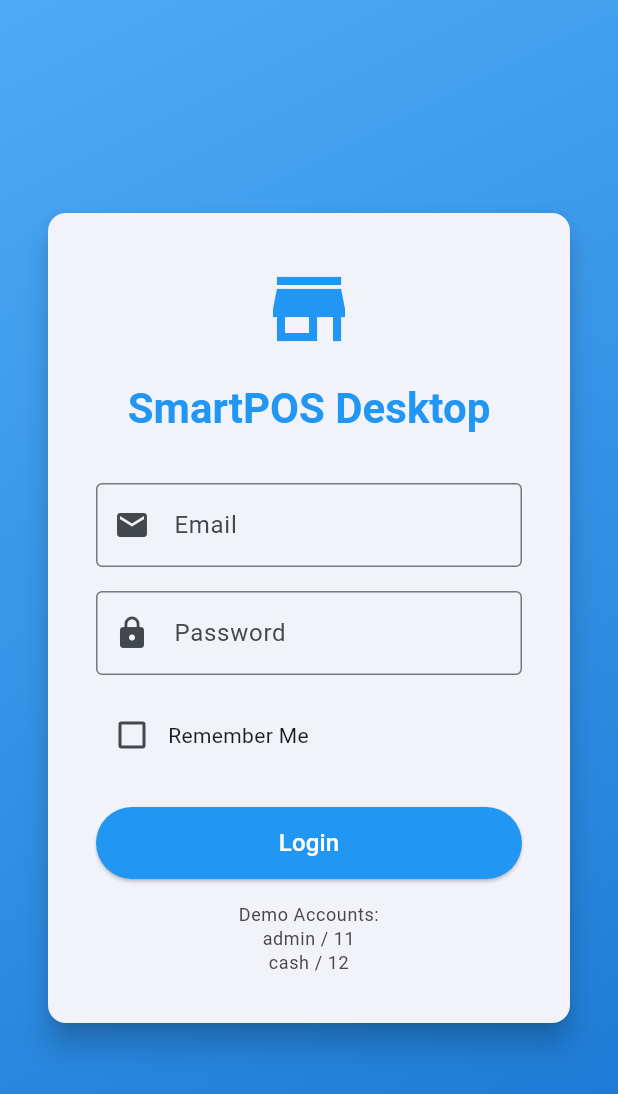
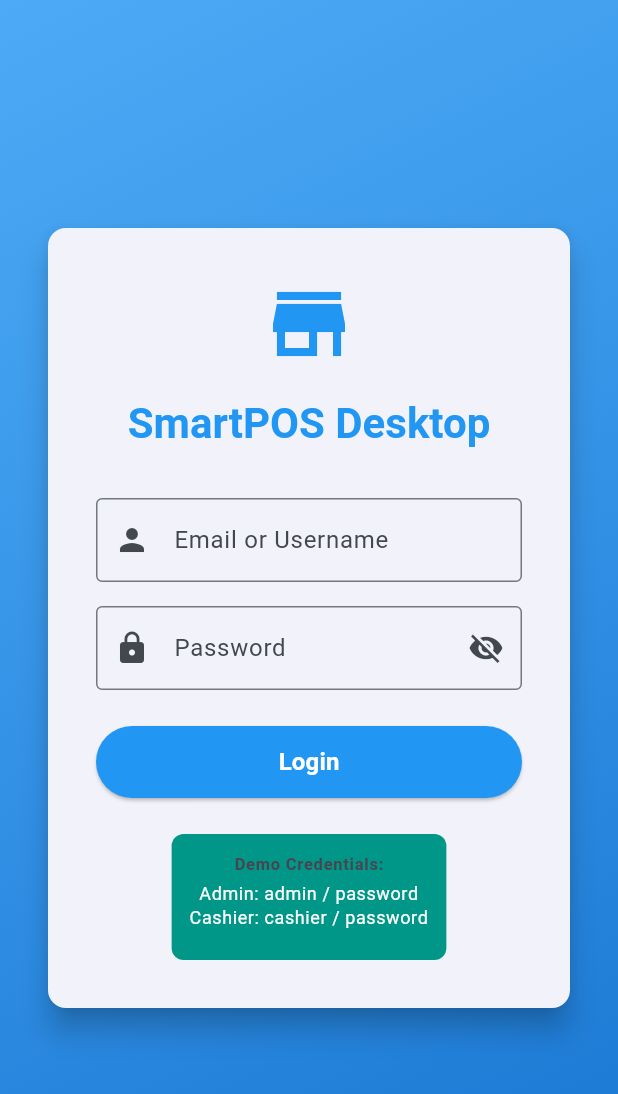
Before and after one commit to Jaffar-Kazmi/Smart-POS, a Flutter app: the screen it shows after launch, on a phone screen of 412 x 824 dp. Shown: the top 1094 px of the screen. Run offline on Flutter 3.47's test engine with Material 3 defaults, Android fonts, the phone set to English and light mode, and no system bars; our stand-ins replace fl_chart, go_router, sqflite, sqflite_common_ffi; missing offline and left inert: window_manager; accounts and stored records are empty.

Commit message:
feat(auth): implement user registration functionality

```diff
--- a/lib/features/auth/presentation/pages/login_page.dart
+++ b/lib/features/auth/presentation/pages/login_page.dart
@@ -1,4 +1,3 @@
-
 import 'package:flutter/material.dart';
 import 'package:provider/provider.dart';
 import 'package:go_router/go_router.dart';
@@ -7,7 +6,7 @@ import '../../../../core/constants/app_colors.dart';
 import '../../../../core/constants/app_strings.dart';
 
 class LoginPage extends StatefulWidget {
-  const LoginPage({super.key});
+  const LoginPage({Key? key}) : super(key: key);
 
   @override
   State<LoginPage> createState() => _LoginPageState();
@@ -15,13 +14,14 @@ class LoginPage extends StatefulWidget {
 
 class _LoginPageState extends State<LoginPage> {
   final _formKey = GlobalKey<FormState>();
-  final _emailController = TextEditingController();
+  final _identifierController = TextEditingController();
   final _passwordController = TextEditingController();
   bool _rememberMe = false;
+  bool _obscurePassword = true;
 
   @override
   void dispose() {
-    _emailController.dispose();
+    _identifierController.dispose();
     _passwordController.dispose();
     super.dispose();
   }
@@ -35,7 +35,7 @@ class _LoginPageState extends State<LoginPage> {
             begin: Alignment.topLeft,
             end: Alignment.bottomRight,
             colors: [
-              AppColors.primary.withAlpha(204), // 0.8 opacity
+              AppColors.primary.withOpacity(0.8),
               AppColors.primaryDark,
             ],
           ),
@@ -52,7 +52,7 @@ class _LoginPageState extends State<LoginPage> {
                 child: Column(
                   mainAxisSize: MainAxisSize.min,
                   children: [
-                    const Icon(
+                    Icon(
                       Icons.store,
                       size: 64,
                       color: AppColors.primary,
@@ -66,64 +66,54 @@ class _LoginPageState extends State<LoginPage> {
                       ),
                     ),
                     const SizedBox(height: 32),
+
                     TextFormField(
-                      controller: _emailController,
+                      controller: _identifierController,
                       decoration: const InputDecoration(
-                        labelText: AppStrings.email,
-                        prefixIcon: Icon(Icons.email),
+                        labelText: 'Email or Username',
+                        prefixIcon: Icon(Icons.person),
                         border: OutlineInputBorder(),
                       ),
                       validator: (value) {
                         if (value == null || value.isEmpty) {
-                          return AppStrings.fieldRequired;
+                          return 'Please enter email or username';
                         }
                         return null;
                       },
                     ),
                     const SizedBox(height: 16),
+
                     TextFormField(
                       controller: _passwordController,
-                      obscureText: true,
-                      decoration: const InputDecoration(
-                        labelText: AppStrings.password,
-                        prefixIcon: Icon(Icons.lock),
-                        border: OutlineInputBorder(),
+                      obscureText: _obscurePassword,
+                      decoration: InputDecoration(
+                        labelText: 'Password',
+                        prefixIcon: const Icon(Icons.lock),
+                        border: const OutlineInputBorder(),
+                        suffixIcon: IconButton(
+                          icon: Icon(
+                            _obscurePassword
+                                ? Icons.visibility_off
+                                : Icons.visibility,
+                          ),
+                          onPressed: () {
+                            setState(() {
+                              _obscurePassword = !_obscurePassword;
+                            });
+                          },
+                        ),
                       ),
                       validator: (value) {
                         if (value == null || value.isEmpty) {
-                          return AppStrings.fieldRequired;
+                          return 'Please enter password';
                         }
                         return null;
                       },
                     ),
-                    const SizedBox(height: 16),
-                    Row(
-                      children: [
-                        Checkbox(
-                          value: _rememberMe,
-                          onChanged: (value) {
-                            setState(() {
-                              _rememberMe = value ?? false;
-                            });
-                          },
-                        ),
-                        const Text(AppStrings.rememberMe),
-                      ],
-                    ),
                     const SizedBox(height: 24),
+
                     Consumer<AuthProvider>(
                         builder: (context, authProvider, child) {
-                        if (authProvider.error != null) {
-                          WidgetsBinding.instance.addPostFrameCallback((_) {
-                            ScaffoldMessenger.of(context).showSnackBar(
-                              SnackBar(
-                                content: Text(authProvider.error!),
-                                backgroundColor: AppColors.error,
-                              ),
-                            );
-                          });
-                        }
-
                           return SizedBox(
                             width: double.infinity,
                             height: 48,
@@ -138,20 +128,41 @@ class _LoginPageState extends State<LoginPage> {
                                 valueColor: AlwaysStoppedAnimation<Color>(Colors.white),
                               )
                                   : const Text(
-                                    AppStrings.login,
-                                    style: TextStyle(fontSize: 16),
+                                'Login',
+                                style: TextStyle(fontSize: 16, fontWeight: FontWeight.bold),
                               ),
                             ),
                           );
-                      },
+                        }
                     ),
-                    const SizedBox(height: 16),
+                    const SizedBox(height: 24),
+
+                    Container(
+                      padding: const EdgeInsets.all(12),
+                      decoration: BoxDecoration(
+                        color: Colors.teal,
+                        borderRadius: BorderRadius.circular(8),
+                      ),
+                      child: Column(
+                        children: [
                           Text(
-                      'Demo Accounts:\nadmin / 11\ncash / 12',
+                            'Demo Credentials:',
+                            style: Theme.of(context).textTheme.labelSmall?.copyWith(
+                              color: AppColors.textSecondary,
+                              fontWeight: FontWeight.bold,
+                            ),
+                          ),
+                          const SizedBox(height: 4),
+                          Text(
+                            'Admin: admin / password\nCashier: cashier / password',
                             style: Theme.of(context).textTheme.bodySmall?.copyWith(
-                            color: AppColors.textSecondary,
+                              color: Colors.white,
                             ),
                             textAlign: TextAlign.center,
+                          ),
+                          const SizedBox(height: 8),
+                        ],
+                      ),
                     ),
                   ],
                 ),
@@ -167,13 +178,22 @@ class _LoginPageState extends State<LoginPage> {
     if (_formKey.currentState!.validate()) {
       final authProvider = Provider.of<AuthProvider>(context, listen: false);
       final success = await authProvider.login(
-        _emailController.text.trim(),
+        _identifierController.text.trim(),
         _passwordController.text,
       );
 
       if (success && mounted) {
-        context.go(authProvider.isAdmin ? '/dashboard' : '/sales');
+        context.go('/dashboard');
+      } else {
+        if (mounted) {
+          ScaffoldMessenger.of(context).showSnackBar(
+            SnackBar(
+              content: Text(authProvider.error ?? 'Login failed'),
+              backgroundColor: AppColors.error,
+            ),
+          );
         }
       }
     }
   }
+}
--- a/lib/main.dart
+++ b/lib/main.dart
@@ -12,6 +12,7 @@ import 'features/products/presentation/providers/product_provider.dart';
 import 'features/sales/presentation/providers/sales_provider.dart';
 import 'features/customers/presentation/providers/customer_provider.dart';
 import 'features/reports/presentation/providers/reports_provider.dart';
+import 'features/admin/presentation/providers/user_management_provider.dart';
 import 'shared/navigation/app_router.dart';
 import 'core/constants/app_colors.dart';
 
@@ -58,18 +59,15 @@ class MyApp extends StatelessWidget {
       providers: [
         ChangeNotifierProvider(create: (_) => AuthProvider()),
         ChangeNotifierProvider(create: (_) => DashboardProvider()),
-        ChangeNotifierProvider(create: (_) => CustomerProvider()),
-        ChangeNotifierProvider(create: (_) => ReportsProvider()),
         ChangeNotifierProvider(create: (_) => ProductProvider()),
-        ChangeNotifierProxyProvider<ProductProvider, SalesProvider>(
+        ChangeNotifierProvider(
           create: (context) => SalesProvider(
             Provider.of<ProductProvider>(context, listen: false),
           ),
-          update: (context, productProvider, salesProvider) {
-            // This is where you could update the salesProvider if it depends on productProvider
-            return salesProvider ?? SalesProvider(productProvider);
-          },
         ),
+        ChangeNotifierProvider(create: (_) => CustomerProvider()),
+        ChangeNotifierProvider(create: (_) => ReportsProvider()),
+        ChangeNotifierProvider(create: (_) => UserManagementProvider()),
       ],
       child: MaterialApp.router(
         title: 'SmartPOS Desktop',
--- a/lib/shared/navigation/app_router.dart
+++ b/lib/shared/navigation/app_router.dart
@@ -1,15 +1,17 @@
-
+import 'package:flutter/material.dart';
 import 'package:go_router/go_router.dart';
 import 'package:provider/provider.dart';
 
-import 'package:pos_app/features/auth/presentation/pages/login_page.dart';
-import 'package:pos_app/features/auth/presentation/providers/auth_provider.dart';
-import 'package:pos_app/features/dashboard/presentation/pages/dashboard_page.dart';
-import 'package:pos_app/features/products/presentation/pages/products_page.dart';
-import 'package:pos_app/features/sales/presentation/pages/pos_page.dart';
-import 'package:pos_app/features/customers/presentation/pages/customers_page.dart';
-import 'package:pos_app/features/reports/presentation/pages/reports_page.dart';
-import 'package:pos_app/shared/widgets/main_layout.dart';
+import '../../features/auth/presentation/pages/login_page.dart';
+import '../../features/auth/presentation/pages/register_page.dart';
+import '../../features/auth/presentation/providers/auth_provider.dart';
+import '../../features/admin/presentation/pages/user_management_page.dart';
+import '../../features/dashboard/presentation/pages/dashboard_page.dart';
+import '../../features/products/presentation/pages/products_page.dart';
+import '../../features/sales/presentation/pages/pos_page.dart';
+import '../../features/customers/presentation/pages/customers_page.dart';
+import '../../features/reports/presentation/pages/reports_page.dart';
+import '../widgets/main_layout.dart';
 
 class AppRouter {
   static final GoRouter router = GoRouter(
@@ -17,31 +19,25 @@ class AppRouter {
     redirect: (context, state) {
       final authProvider = Provider.of<AuthProvider>(context, listen: false);
       final isLoggedIn = authProvider.isLoggedIn;
-      final isAdmin = authProvider.isAdmin;
 
-      final isLoggingIn = state.uri.path == '/login';
-
-      // If not logged in, redirect to login page
-      if (!isLoggedIn && !isLoggingIn) {
+      if (!isLoggedIn && state.uri.path != '/login' && state.uri.path != '/register') {
         return '/login';
       }
 
-      // If logged in and trying to access login page, redirect to appropriate home screen
-      if (isLoggedIn && isLoggingIn) {
-        return isAdmin ? '/dashboard' : '/sales';
+      if (isLoggedIn && state.uri.path == '/login') {
+        return '/dashboard';
       }
 
-      // Prevent non-admins from accessing admin routes
-      if (!isAdmin && _isAdminRoute(state.uri.path)) {
-        return '/sales'; // Redirect to sales page
-      }
-
-      return null; // No redirect needed
+      return null;
     },
     routes: [
       GoRoute(
         path: '/login',
         builder: (context, state) => const LoginPage(),
+      ),
+      GoRoute(
+        path: '/register',
+        builder: (context, state) => const RegisterPage(),
       ),
       ShellRoute(
         builder: (context, state, child) => MainLayout(
@@ -69,20 +65,14 @@ class AppRouter {
             path: '/reports',
             builder: (context, state) => const ReportsPage(),
           ),
+          GoRoute(
+            path: '/admin/users',
+            builder: (context, state) => const UserManagementPage(),
+          ),
         ],
       ),
     ],
   );
-
-  static bool _isAdminRoute(String path) {
-    const adminRoutes = [
-      '/dashboard',
-      '/customers',
-      '/reports',
-      '/settings', // Assuming you have a settings page
-    ];
-    return adminRoutes.contains(path);
-  }
 
   static String _getTitleFromPath(String path) {
     switch (path) {
@@ -96,6 +86,8 @@ class AppRouter {
         return 'Customer Management';
       case '/reports':
         return 'Reports & Analytics';
+      case '/admin/users':
+        return 'User Management';
       default:
         return 'SmartPOS Desktop';
     }
```
Also changed, not shown: lib/features/auth/presentation/pages/register_page.dart (+319 -0 lines). Lines whose indentation alone changed are shown as unchanged.
